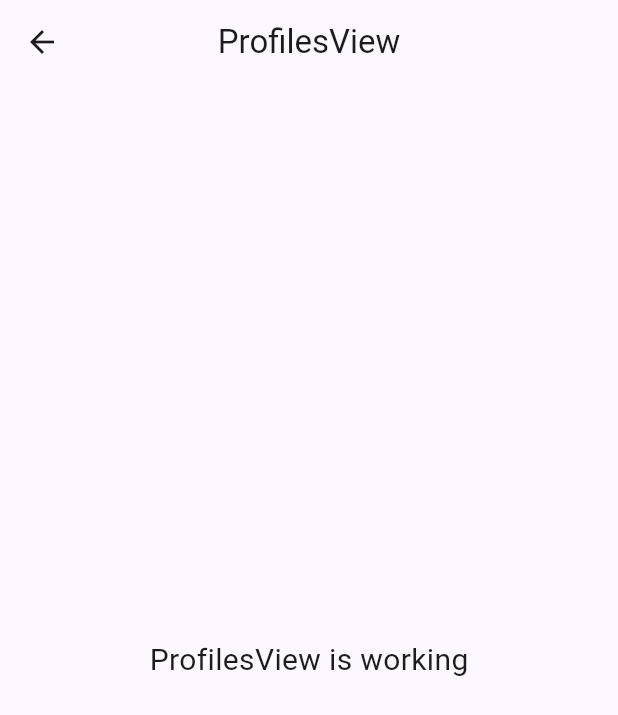
After one commit to arielcarmen/vaccination_book_app, a Flutter app: the ProfilesView screen opened by its route, on a phone screen of 412 x 824 dp. The commit adds this screen. Shown: the top 715 px of the screen. Run offline on Flutter 3.47's test engine with Material 3 defaults, Android fonts, the light colour scheme and no system bars; our stand-ins replace get.

Commit message:
feat: profile and login pages created

```diff
--- /dev/null
+++ b/lib/app/modules/profiles/views/profiles_view.dart
@@ -0,0 +1,24 @@
+import 'package:flutter/material.dart';
+
+import 'package:get/get.dart';
+
+import '../controllers/profiles_controller.dart';
+
+class ProfilesView extends GetView<ProfilesController> {
+  const ProfilesView({super.key});
+  @override
+  Widget build(BuildContext context) {
+    return Scaffold(
+      appBar: AppBar(
+        title: const Text('ProfilesView'),
+        centerTitle: true,
+      ),
+      body: const Center(
+        child: Text(
+          'ProfilesView is working',
+          style: TextStyle(fontSize: 20),
+        ),
+      ),
+    );
+  }
+}
--- a/lib/app/routes/app_routes.dart
+++ b/lib/app/routes/app_routes.dart
@@ -4,9 +4,13 @@
 abstract class Routes {
   Routes._();
   static const HOME = _Paths.HOME;
+  static const LOGIN = _Paths.LOGIN;
+  static const PROFILES = _Paths.PROFILES;
 }
 
 abstract class _Paths {
   _Paths._();
   static const HOME = '/home';
+  static const LOGIN = '/login';
+  static const PROFILES = '/profiles';
 }
```
Also changed, not shown: lib/app/modules/login/bindings/login_binding.dart (added, +12 -0 lines), lib/app/modules/login/controllers/login_controller.dart (added, +23 -0 lines), lib/app/modules/login/views/login_view.dart (added, +24 -0 lines), lib/app/modules/profiles/bindings/profiles_binding.dart (added, +12 -0 lines), lib/app/modules/profiles/controllers/profiles_controller.dart (added, +23 -0 lines), lib/app/routes/app_pages.dart (+14 -0 lines).
